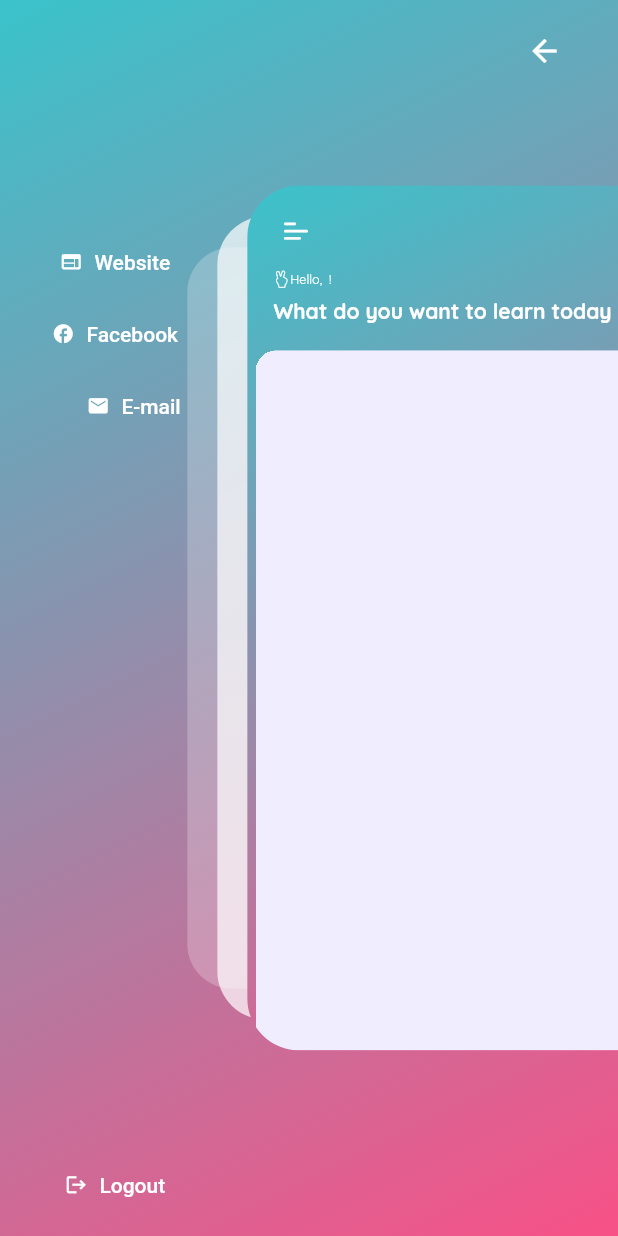
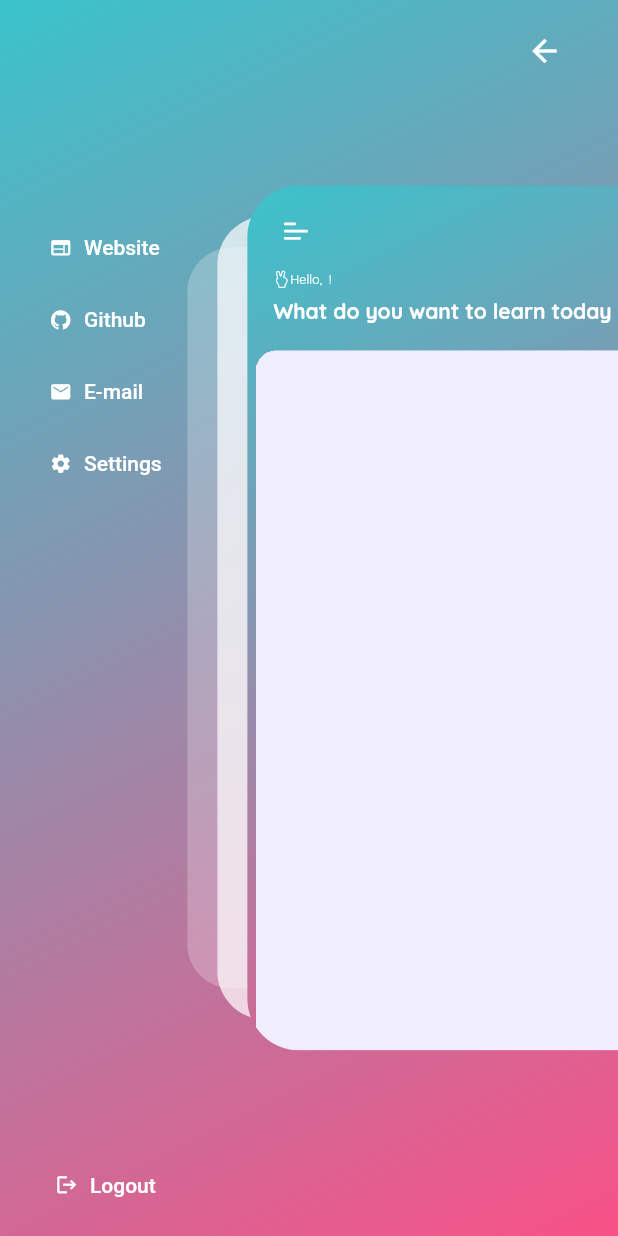
Before and after one commit to DevGisoun/educational_app, a Flutter app: the HomeScreen screen opened by its route, after a tap on an icon or button, on a phone screen of 412 x 824 dp. Run offline on Flutter 3.47's test engine with Material 2 defaults, Android fonts, the phone set to English and light mode, and no system bars; drawn by our look-alikes of flutter_zoom_drawer; our stand-ins replace cached_network_image, cloud_firestore, firebase_auth, firebase_core, firebase_storage, flutter_svg and 6 more; missing offline and left inert: easy_separator; accounts and stored records are empty; project files that could hold a hidden picture were left out.

Commit message:
추가 개선 1. Settings Icon Assets 추가. 2. Settings 페이지 추가 및 URL 탭 구현. 3. URL 탭과 Firebase 연동. 4. Zoom 메뉴 페이지 Facebook -> Github. 5. Firebase users 필드에 website, document 추가 (Default: '').

```diff
--- /dev/null
+++ b/lib/src/configs/themes/settings_icons.dart
@@ -0,0 +1,46 @@
+/// Flutter icons SettingsIcons
+/// Copyright (C) 2023 by original authors @ fluttericon.com, fontello.com
+/// This font was generated by FlutterIcon.com, which is derived from Fontello.
+///
+/// To use this font, place it in your fonts/ directory and include the
+/// following in your pubspec.yaml
+///
+/// flutter:
+///   fonts:
+///    - family:  SettingsIcons
+///      fonts:
+///       - asset: fonts/SettingsIcons.ttf
+///
+///
+/// * Entypo, Copyright (C) 2012 by Daniel Bruce
+///         Author:    Daniel Bruce
+///         License:   SIL (http://scripts.sil.org/OFL)
+///         Homepage:  http://www.entypo.com
+/// * Material Design Icons, Copyright (C) Google, Inc
+///         Author:    Google
+///         License:   Apache 2.0 (https://www.apache.org/licenses/LICENSE-2.0)
+///         Homepage:  https://design.google.com/icons/
+/// * Font Awesome 4, Copyright (C) 2016 by Dave Gandy
+///         Author:    Dave Gandy
+///         License:   SIL ()
+///         Homepage:  http://fortawesome.github.com/Font-Awesome/
+///
+import 'package:flutter/widgets.dart';
+
+class SettingsIcons {
+  SettingsIcons._();
+
+  static const _kFontFam = 'SettingsIcons';
+  static const String? _kFontPkg = null;
+
+  static const IconData dot_3 =
+      IconData(0xe800, fontFamily: _kFontFam, fontPackage: _kFontPkg);
+  static const IconData account_circle =
+      IconData(0xe831, fontFamily: _kFontFam, fontPackage: _kFontPkg);
+  static const IconData link =
+      IconData(0xe9f9, fontFamily: _kFontFam, fontPackage: _kFontPkg);
+  static const IconData web_asset =
+      IconData(0xeb97, fontFamily: _kFontFam, fontPackage: _kFontPkg);
+  static const IconData github_circled =
+      IconData(0xf09b, fontFamily: _kFontFam, fontPackage: _kFontPkg);
+}
--- a/lib/src/controllers/app_zoom_drawer_controller.dart
+++ b/lib/src/controllers/app_zoom_drawer_controller.dart
@@ -1,8 +1,12 @@
 import 'package:educational_app/src/controllers/auth_controller.dart';
+import 'package:educational_app/src/pages/settings/settings_page.dart';
 import 'package:firebase_auth/firebase_auth.dart';
+import 'package:flutter/foundation.dart';
 import 'package:flutter_zoom_drawer/flutter_zoom_drawer.dart';
 import 'package:get/get.dart';
 import 'package:url_launcher/url_launcher.dart';
+
+import '../firebase_ref/references.dart';
 
 class AppZoomDrawerController extends GetxController {
   final zoomDrawerController = ZoomDrawerController();
@@ -30,13 +34,28 @@ class AppZoomDrawerController extends GetxController {
     Get.find<AuthController>().navigateToLoginPage();
   }
 
-  void website() {
-    // _launch('https://github.com/DevGisoun');
-    print(user.value!.email);
+  void website() async {
+    try {
+      await userRef.doc(user.value!.email).get().then((user) {
+        _launch(user['website']);
+      });
+    } catch (e) {
+      if (kDebugMode) {
+        print(e);
+      }
+    }
   }
 
-  void facebook() {
-    _launch('https://facebook.com');
+  void github() async {
+    try {
+      await userRef.doc(user.value!.email).get().then((user) {
+        _launch('https://github.com/${user['github']}');
+      });
+    } catch (e) {
+      if (kDebugMode) {
+        print(e);
+      }
+    }
   }
 
   /// 이메일 클라이언트 열기
@@ -47,6 +66,11 @@ class AppZoomDrawerController extends GetxController {
     );
 
     _launch(emailLaunchUri.toString());
+  }
+
+  /// URLSettingPage 이동
+  void settings() {
+    Get.toNamed(SettingsPage.routeName);
   }
 
   Future<void> _launch(String url) async {
--- a/lib/src/controllers/auth_controller.dart
+++ b/lib/src/controllers/auth_controller.dart
@@ -77,6 +77,8 @@ class AuthController extends GetxController {
       'email': account.email,
       'name': account.displayName,
       'profilepic': account.photoUrl,
+      'github': '',
+      'website': '',
     });
   }
 
--- /dev/null
+++ b/lib/src/controllers/settings/settings_controller.dart
@@ -0,0 +1,45 @@
+import 'package:educational_app/src/configs/themes/settings_icons.dart';
+import 'package:flutter/material.dart';
+import 'package:get/get.dart';
+
+class SettingsController extends GetxController {
+  /// 현재 선택된 Tab Index
+  RxInt selectedTabIndex = 0.obs;
+
+  /// Settings Tab List
+  final List<Map<String, dynamic>> settingsList = [
+    {
+      'name': 'Account',
+      'icon': SettingsIcons.account_circle,
+    },
+    {
+      'name': 'URL',
+      'icon': SettingsIcons.link,
+    },
+    {
+      'name': 'Tab2',
+      'icon': SettingsIcons.dot_3,
+    },
+    {
+      'name': 'Tab3',
+      'icon': SettingsIcons.dot_3,
+    },
+    {
+      'name': 'Tab4',
+      'icon': SettingsIcons.dot_3,
+    },
+  ];
+
+  @override
+  void onReady() {
+    super.onReady();
+  }
+
+  void selectTab(int index) {
+    selectedTabIndex.value = index;
+  }
+
+  void unFocusKeyboard() {
+    FocusManager.instance.primaryFocus?.unfocus();
+  }
+}
--- /dev/null
+++ b/lib/src/controllers/settings/settings_url_controller.dart
@@ -0,0 +1,48 @@
+import 'package:cloud_firestore/cloud_firestore.dart';
+import 'package:educational_app/src/firebase_ref/references.dart';
+import 'package:firebase_auth/firebase_auth.dart';
+import 'package:flutter/foundation.dart';
+import 'package:get/get.dart';
+
+import '../auth_controller.dart';
+
+class SettingsURLController extends GetxController {
+  RxString githubURL = ''.obs;
+  RxString websiteURL = ''.obs;
+
+  User? _user = Get.find<AuthController>().getUser();
+
+  @override
+  void onReady() {
+    initURL();
+
+    super.onReady();
+  }
+
+  Future<void> initURL() async {
+    if (_user == null) return;
+
+    try {
+      await userRef.doc(_user!.email).get().then((user) {
+        githubURL.value = user['github'];
+        websiteURL.value = user['website'];
+      });
+    } catch (e) {
+      if (kDebugMode) {
+        print(e);
+      }
+    }
+  }
+
+  Future<void> setURL({
+    required String github,
+    required String website,
+  }) async {
+    if (_user == null) return;
+
+    return await userRef.doc(_user!.email).update({
+      'github': github,
+      'website': website,
+    });
+  }
+}
--- a/lib/src/pages/home/app_menu_screen.dart
+++ b/lib/src/pages/home/app_menu_screen.dart
@@ -1,4 +1,5 @@
 import 'package:educational_app/src/configs/themes/app_colors.dart';
+import 'package:educational_app/src/configs/themes/settings_icons.dart';
 import 'package:educational_app/src/configs/themes/ui_parameters.dart';
 import 'package:educational_app/src/controllers/app_zoom_drawer_controller.dart';
 import 'package:educational_app/src/utils/app_layout.dart';
@@ -61,25 +62,30 @@ class AppMenuScreen extends GetView<AppZoomDrawerController> {
                     const Spacer(
                       flex: 1,
                     ),
+                    Column(
+                      crossAxisAlignment: CrossAxisAlignment.start,
+                      children: [
                         _DrawerButton(
                           icon: Icons.web,
                           label: 'Website',
                           onPressed: () => controller.website(),
                         ),
                         _DrawerButton(
-                      icon: Icons.facebook,
-                      label: 'Facebook',
-                      onPressed: () => controller.facebook(),
+                          icon: SettingsIcons.github_circled,
+                          label: 'Github',
+                          onPressed: () => controller.github(),
                         ),
-                    Padding(
-                      padding: const EdgeInsets.only(
-                        left: 25,
-                      ),
-                      child: _DrawerButton(
+                        _DrawerButton(
                           icon: Icons.email,
                           label: 'E-mail',
                           onPressed: () => controller.email(),
                         ),
+                        _DrawerButton(
+                          icon: Icons.settings,
+                          label: 'Settings',
+                          onPressed: () => controller.settings(),
+                        ),
+                      ],
                     ),
                     const Spacer(
                       flex: 4,
--- a/lib/src/pages/home/home_screen.dart
+++ b/lib/src/pages/home/home_screen.dart
@@ -36,7 +36,9 @@ class HomeScreen extends GetView<AppZoomDrawerController> {
             slideWidth: MediaQuery.of(context).size.width * 0.4,
             menuScreen: const AppMenuScreen(),
             mainScreen: Container(
-              decoration: BoxDecoration(gradient: mainGradient()),
+              decoration: BoxDecoration(
+                gradient: mainGradient(),
+              ),
               child: SafeArea(
                 child: Column(
                   crossAxisAlignment: CrossAxisAlignment.start,
--- a/lib/src/routes/app_routes.dart
+++ b/lib/src/routes/app_routes.dart
@@ -1,11 +1,14 @@
 import 'package:educational_app/src/controllers/app_zoom_drawer_controller.dart';
 import 'package:educational_app/src/controllers/question_papers/questions_controller.dart';
+import 'package:educational_app/src/controllers/settings/settings_controller.dart';
+import 'package:educational_app/src/controllers/settings/settings_url_controller.dart';
 import 'package:educational_app/src/pages/home/home_screen.dart';
 import 'package:educational_app/src/pages/introduction/introduction_screen.dart';
 import 'package:educational_app/src/pages/login/login_screen.dart';
 import 'package:educational_app/src/pages/question/questions_page.dart';
 import 'package:educational_app/src/pages/question/result_page.dart';
 import 'package:educational_app/src/pages/question/test_overview_page.dart';
+import 'package:educational_app/src/pages/settings/settings_page.dart';
 import 'package:get/get.dart';
 
 import '../controllers/question_papers/question_paper_controller.dart';
@@ -37,6 +40,16 @@ class AppRoutes {
           page: () => const LoginScreen(),
         ),
         GetPage(
+          name: SettingsPage.routeName,
+          page: () => const SettingsPage(),
+          binding: BindingsBuilder(
+            () {
+              Get.put<SettingsController>(SettingsController());
+              Get.put<SettingsURLController>(SettingsURLController());
+            },
+          ),
+        ),
+        GetPage(
           name: QuestionsPage.routeName,
           page: () => const QuestionsPage(),
           binding: BindingsBuilder(
--- a/pubspec.yaml
+++ b/pubspec.yaml
@@ -97,6 +97,9 @@ flutter:
     - family: AppIcons
       fonts:
         - asset: assets/icons/AppIcons.ttf
+    - family: SettingsIcons
+      fonts:
+        - asset: assets/icons/SettingsIcons.ttf
   #
   # For details regarding fonts from package dependencies,
   # see https://flutter.dev/custom-fonts/#from-packages
```
Also changed, not shown: lib/src/pages/settings/settings_page.dart (added, +141 -0 lines), lib/src/pages/settings/settings_url.dart (added, +146 -0 lines), assets/icons/SettingsIcons.ttf (added). Lines whose indentation alone changed are shown as unchanged.
